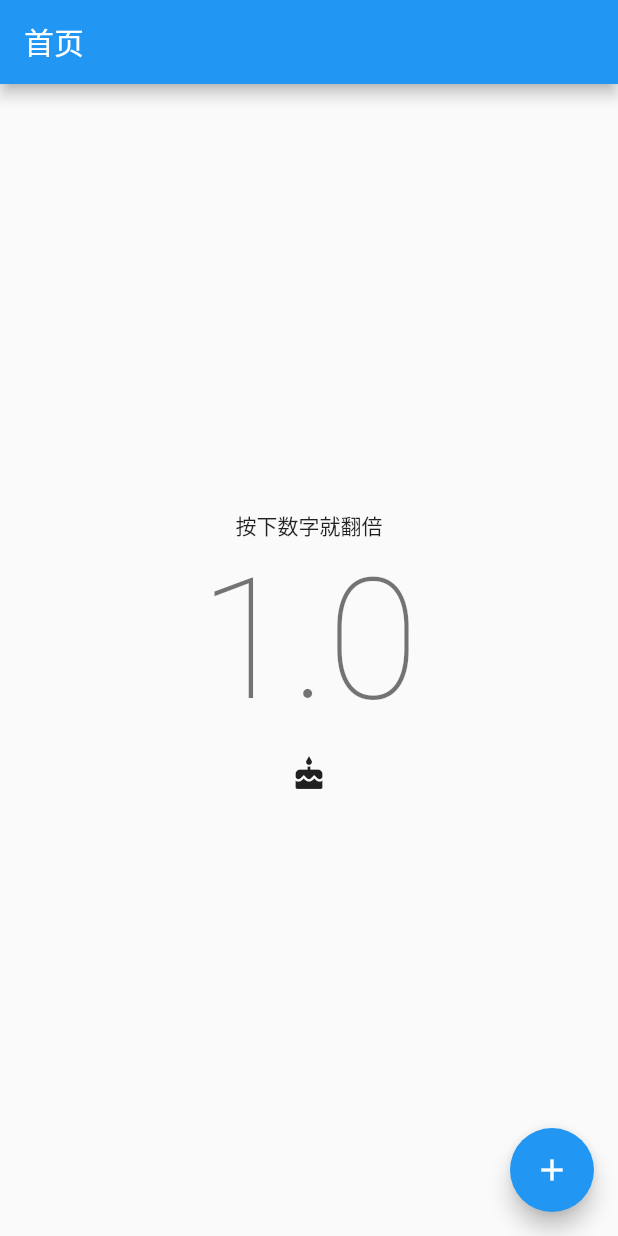
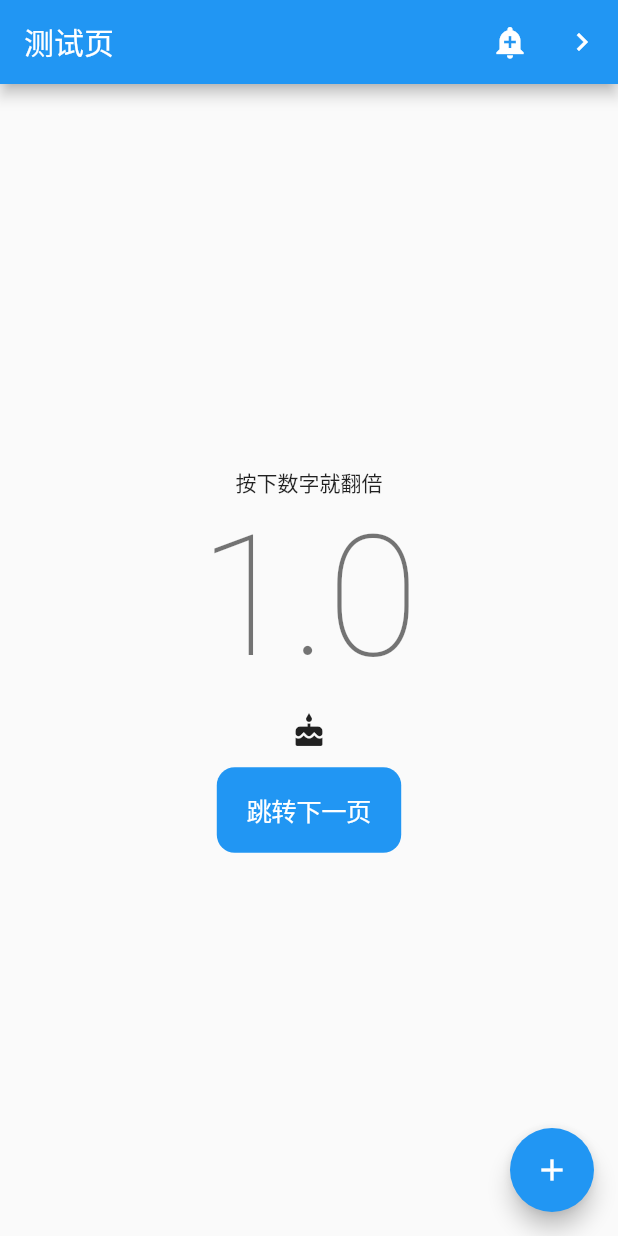
Before and after one commit to DMingOu/flutter_learning_demo, a Flutter app: the screen it shows after launch, on a phone screen of 412 x 824 dp. Run offline on Flutter 3.47's test engine with Material 2 defaults, Android fonts, the phone set to English and light mode, and no system bars.

```diff
--- a/lib/main.dart
+++ b/lib/main.dart
@@ -1,4 +1,6 @@
+import 'package:flutter/cupertino.dart';
 import 'package:flutter/material.dart';
+import 'package:flutter_learning_demo/bottomNaviagtionPage.dart';
 
 void main() => runApp(MyApp());
 
@@ -11,7 +13,18 @@ class MyApp extends StatelessWidget {
       theme: ThemeData(
         primarySwatch: Colors.blue,
       ),
-      home: MyHomePage(title: '首页'),
+      // home: MyHomePage(title: '首页'),
+
+      // 设置第一个页面，即启动页
+      initialRoute: '/home',
+      routes: {
+      // 注册一个页面
+      '/home': (context) => MyHomePage(),
+      // 注册第二个页面
+      '/second': (context) => BNVPage(),
+  },
+
+
     );
   }
 }
@@ -42,12 +55,43 @@ class _MyHomePageState extends State<MyHomePage> {
     });
   }
 
+  void enterNextPage(){
+    ///第一种方式，通过Navigator.push
+      // Navigator.push(
+      //   context,
+      //   new MaterialPageRoute(builder: (context) => new BNVPage()),
+      // );
+    ///第二种方式：通过命名路由
+      Navigator.pushNamed(context, '/second');
+  }
+
+
+
 
   @override
   Widget build(BuildContext context) {
     return Scaffold(
       appBar: AppBar(
-        title: Text(widget.title),
+          title: const Text('测试页'),
+          automaticallyImplyLeading: false,
+          actions: <Widget>[
+            IconButton(
+              icon: const Icon(Icons.add_alert),
+              onPressed: () {
+
+              },
+            ),
+            IconButton(
+              icon: const Icon(Icons.navigate_next),
+              tooltip: '前往下一页',
+              onPressed: (){
+                Navigator.push(
+                    context,
+                    new MaterialPageRoute(builder: (context) => new BNVPage()),
+                );
+              },
+            ),
+          ],
       ),
       body: Center(
         // Center is a layout widget. It takes a single child and positions it
@@ -65,6 +109,11 @@ class _MyHomePageState extends State<MyHomePage> {
             IconButton(
               icon: Icon(Icons.cake),
               onPressed: _reduceCounter
+            ),
+            CupertinoButton.filled(
+              child: Text("跳转下一页"),
+              minSize: 15,
+              onPressed: enterNextPage,
             )
           ],
         ),
```
Also changed, not shown: lib/bottomNaviagtionPage.dart (added, +92 -0 lines).
